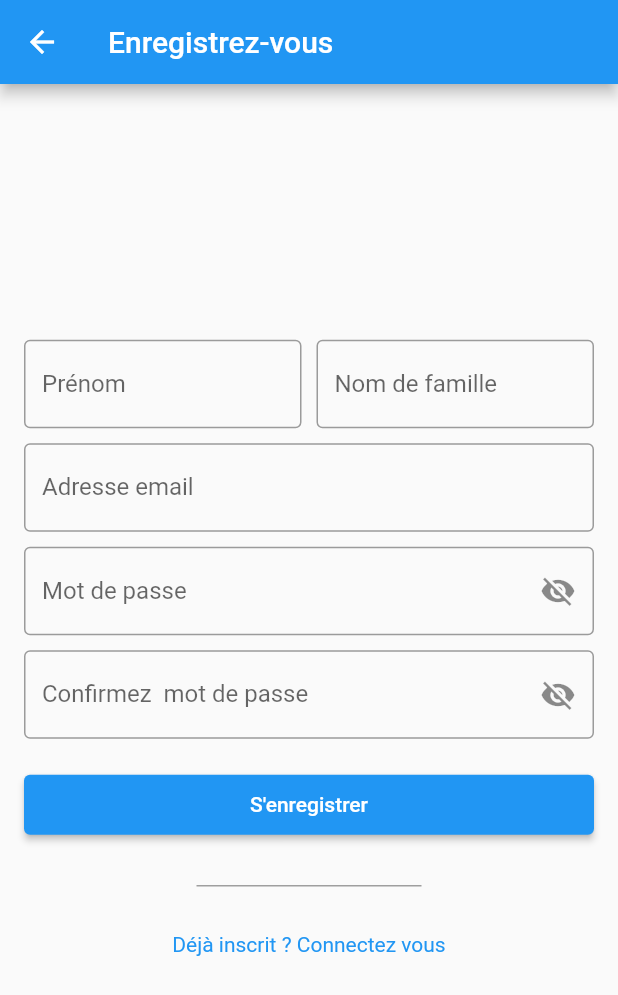
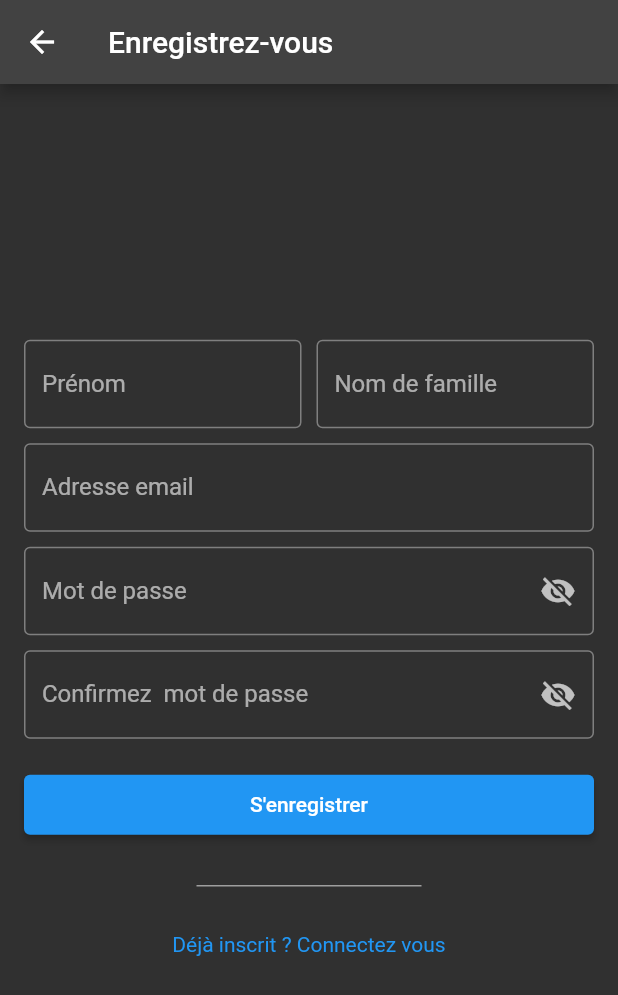
Before and after one commit to ChronicStone/IIM_A4_FLUTTER, a Flutter app: the screen it shows after launch, after a tap on "Se connecter", after a tap on "Pas encore inscrit ?", on a phone screen of 412 x 824 dp. Shown: the top 995 px of the screen. Run offline on Flutter 3.47's test engine with Material 2 defaults, Android fonts, the phone set to English and light mode, and no system bars; our stand-ins replace auto_route, fluttertoast, get_it; accounts and stored records are empty.

Commit message:
rfc: move theme to config dir

```diff
--- a/client/lib/theme/appTheme.dart
+++ b/client/lib/config/theme.dart
@@ -1,7 +1,7 @@
 import 'package:flutter/material.dart';
-import 'package:flutter_project/routing/custom_page_transition.dart';
+import 'package:flutter_project/routing/transition.dart';
 
-final appTheme = ThemeData(
+final appTheme = ThemeData.dark().copyWith(
   pageTransitionsTheme: PageTransitionsTheme(
     builders: {
       TargetPlatform.android: CustomPageTransitionBuilder(),
--- a/client/lib/main.dart
+++ b/client/lib/main.dart
@@ -3,7 +3,7 @@ import 'package:flutter/material.dart';
 import 'package:flutter_project/routing/guards.dart';
 import 'package:flutter_project/routing/router.gr.dart';
 import 'package:flutter_project/services/auth.service.dart';
-import 'package:flutter_project/theme/appTheme.dart';
+import 'package:flutter_project/config/theme.dart';
 import 'config/service_locator.dart';
 
 void main() {
@@ -25,11 +25,12 @@ class _MyAppState extends State<MyApp> {
   @override
   Widget build(BuildContext context) {
     return MaterialApp.router(
+      title: 'Flutter TaskManager',
       theme: appTheme,
       routerDelegate: _rootRouter.delegate(
         navigatorObservers: () => [AutoRouteObserver()],
       ),
-      // routeInformationProvider: _rootRouter.routeInfoProvider(),
+      routeInformationProvider: _rootRouter.routeInfoProvider(),
       routeInformationParser: _rootRouter.defaultRouteParser(),
       builder: (_, router) {
         return router!;
@@ -37,19 +38,3 @@ class _MyAppState extends State<MyApp> {
     );
   }
 }
-
-// class MyApp extends StatelessWidget {
-//   const MyApp({super.key});
-
-//   // This widget is the root of your application.
-//   @override
-//   Widget build(BuildContext context) {
-//     return MaterialApp(
-//       title: 'Flutter TaskManager',
-//       initialRoute: '/',
-//       routes: appRoutes,
-//       navigatorObservers: [routeObserver],
-//       theme: appTheme,
-//     );
-//   }
-// }
```
Also changed, not shown: client/lib/pages/task_lists.dart (added, +22 -0 lines).
